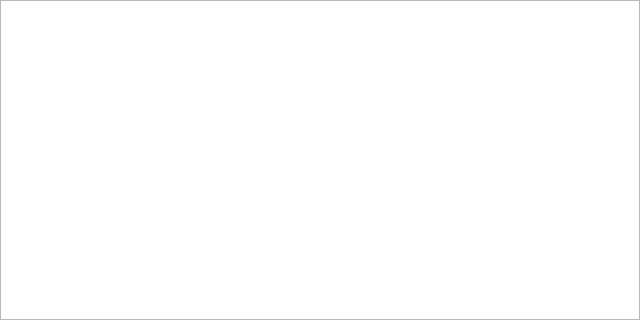
This is packages/rehuco-agent/src/rehuco_agent/rehuco/rehuco_browser_panel.ui in borco/rehuco as Qt 5 draws it before an edit. The edited form follows.
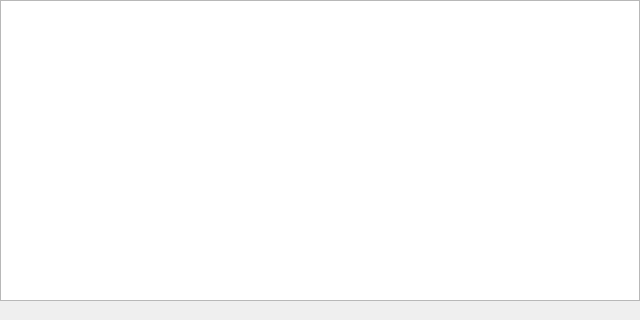
This is the edited form.

Commit message: refs #401: feat: a status bar on the Root Catalog browser shows how many resources the table shows and their size

```diff
--- a/packages/rehuco-agent/src/rehuco_agent/rehuco/rehuco_browser_panel.ui
+++ b/packages/rehuco-agent/src/rehuco_agent/rehuco/rehuco_browser_panel.ui
@@ -54,6 +54,13 @@
      </attribute>
     </widget>
    </item>
+   <item>
+    <widget class="QStatusBar" name="status_bar">
+     <property name="sizeGripEnabled">
+      <bool>false</bool>
+     </property>
+    </widget>
+   </item>
   </layout>
  </widget>
  <resources/>
```
The commit also changes 4 other files.
